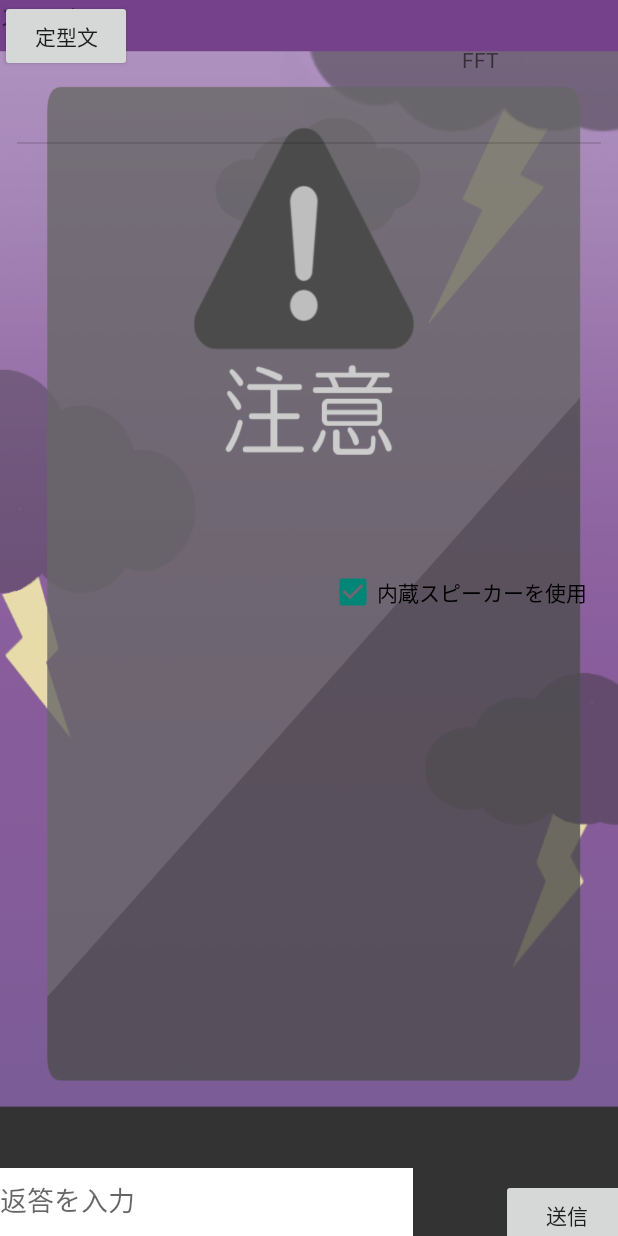
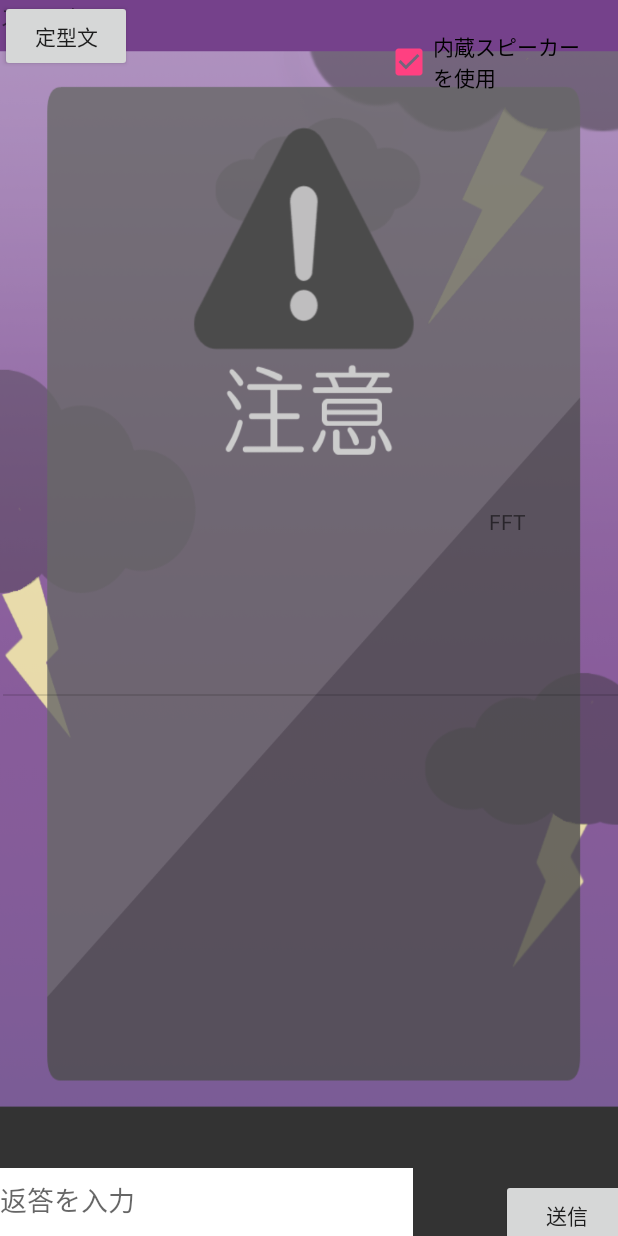
Before and after one commit to ProgramersCommunity-NITMaizurucollege/TRY_Ultrasonic, an Android app: the screen it shows after launch (MainActivity), after a tap on "送信", on a phone screen of 412 x 824 dp. Run offline under Robolectric (Android 15) with nearby library versions, the phone set to English and light mode, and no system bars; 1 statement that could not run was skipped; 1 other tap on this screen came first.

Commit message:
[CHANGED] Splash Screen

```diff
--- a/app/src/main/res/layout/activity_main.xml
+++ b/app/src/main/res/layout/activity_main.xml
@@ -23,36 +23,33 @@
         android:layout_width="wrap_content"
         android:layout_height="0dp"
         android:text="ステータス"
-        tools:layout_editor_absoluteY="0dp"
-        tools:layout_editor_absoluteX="0dp"
+        tools:layout_editor_absoluteY="218dp"
+        tools:layout_editor_absoluteX="145dp"
         tools:ignore="MissingConstraints" />
 
     <TextView
         android:id="@+id/speech_recog_result"
         android:layout_width="wrap_content"
         android:layout_height="wrap_content"
-        android:layout_marginTop="6dp"
+        android:layout_marginTop="0dp"
         android:text="結果"
         app:layout_constraintLeft_toLeftOf="parent"
         app:layout_constraintRight_toRightOf="parent"
         app:layout_constraintTop_toBottomOf="@+id/speech_recog_status_text"
         app:layout_constraintBottom_toBottomOf="parent"
         android:layout_marginBottom="8dp"
-        app:layout_constraintVertical_bias="0.0" />
+        app:layout_constraintVertical_bias="0.063" />
 
     <CheckBox
         android:id="@+id/internal_speaker_checkbox"
-        android:layout_width="wrap_content"
-        android:layout_height="wrap_content"
+        android:layout_width="138dp"
+        android:layout_height="51dp"
         android:text="内蔵スピーカーを使用"
         app:layout_constraintLeft_toLeftOf="parent"
         app:layout_constraintRight_toRightOf="parent"
-        app:layout_constraintHorizontal_bias="0.914"
-        app:layout_constraintBottom_toBottomOf="parent"
-        android:layout_marginBottom="8dp"
+        app:layout_constraintHorizontal_bias="0.936"
         app:layout_constraintTop_toTopOf="parent"
-        android:layout_marginTop="120dp"
-        app:layout_constraintVertical_bias="0.39" />
+        android:layout_marginTop="16dp" />
 
     <EditText
         android:id="@+id/edit_text"
@@ -92,11 +89,9 @@
         android:textAlignment="center"
         app:layout_constraintRight_toRightOf="parent"
         app:layout_constraintLeft_toLeftOf="parent"
-        app:layout_constraintTop_toTopOf="parent"
-        app:layout_constraintHorizontal_bias="0.932"
+        app:layout_constraintHorizontal_bias="1.0"
         app:layout_constraintBottom_toTopOf="@+id/edit_text"
-        app:layout_constraintVertical_bias="0.0"
-        android:layout_marginTop="30dp" />
+        android:layout_marginBottom="401dp" />
 
     <Button
         android:id="@+id/button"
@@ -104,33 +99,23 @@
         android:layout_height="wrap_content"
         android:text="定型文"
         tools:layout_editor_absoluteX="0dp"
-        tools:layout_editor_absoluteY="23dp" />
+        tools:layout_editor_absoluteY="16dp" />
 
     <ListView
         android:id="@+id/android:list"
-        android:layout_width="389dp"
-        android:layout_height="213dp"
+        android:layout_width="423dp"
+        android:layout_height="217dp"
         android:layout_marginBottom="8dp"
         android:layout_marginEnd="8dp"
         android:layout_marginLeft="8dp"
         android:layout_marginRight="8dp"
         android:layout_marginStart="8dp"
         app:layout_constraintBottom_toBottomOf="parent"
-        app:layout_constraintHorizontal_bias="0.488"
+        app:layout_constraintHorizontal_bias="0.24"
         app:layout_constraintLeft_toLeftOf="parent"
         app:layout_constraintRight_toRightOf="parent"
         app:layout_constraintTop_toBottomOf="@+id/speech_recog_result"
-        app:layout_constraintVertical_bias="0.0" />
-
-    <ListView
-        android:id="@+id/list_temp_sentence"
-        android:layout_width="360dp"
-        android:layout_height="205dp"
-        android:layout_marginBottom="51dp"
-        app:layout_constraintBottom_toBottomOf="parent"
-        app:layout_constraintHorizontal_bias="0.0"
-        app:layout_constraintLeft_toLeftOf="parent"
-        app:layout_constraintRight_toRightOf="parent" />
+        app:layout_constraintVertical_bias="0.638" />
 
 
 </android.support.constraint.ConstraintLayout>
--- a/app/src/main/res/values/styles.xml
+++ b/app/src/main/res/values/styles.xml
@@ -1,11 +1,8 @@
 <resources xmlns:android="http://schemas.android.com/tools">
-
-    <style name="AppTheme" parent="Theme.AppCompat.Light.NoActionBar">
-        <item name="android:windowBackground">@drawable/ui_dangerous</item>
+    <style name="SplashTheme" parent="Theme.AppCompat.Light.NoActionBar">
+        <item name="android:windowBackground">@drawable/ui_title</item>
         <item name="colorPrimary">@color/colorPrimary</item>
         <item name="colorPrimaryDark">@color/colorPrimaryDark</item>
         <item name="colorAccent">@color/colorAccent</item>
     </style>
-
-
 </resources>
```
